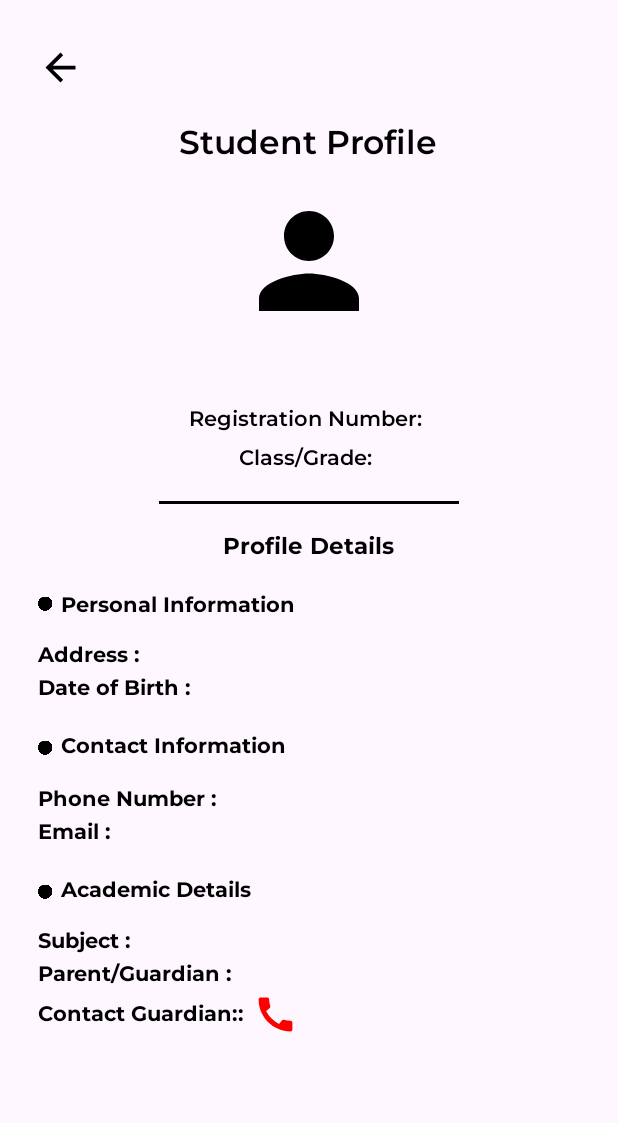
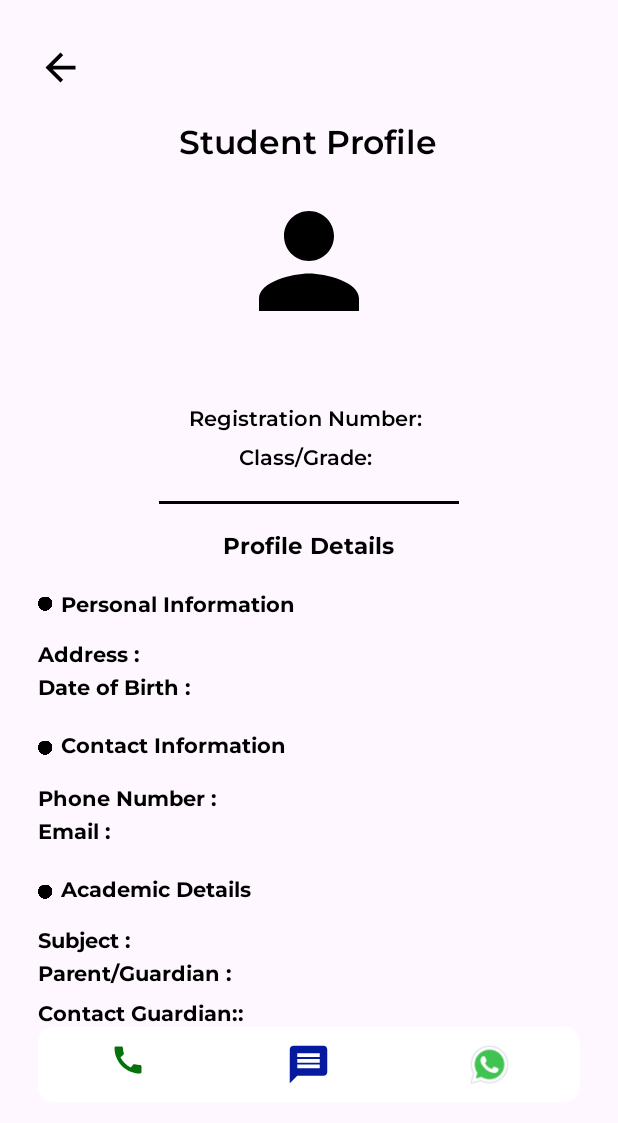
Before and after one commit to hafizhassanraza/CGS-Principal-2.0, an Android app: the ActivityStudentProfile screen opened directly, with no data from a screen before it, on a phone screen of 412 x 824 dp. Shown: the top 1123 px of the screen. Run offline under Robolectric (Android 15) with nearby library versions, the light colour scheme and no system bars; our stand-ins replace CircleImageView.

Commit message:
activity student report modified

```diff
--- a/app/src/main/res/drawable/baseline_call_24.xml
+++ b/app/src/main/res/drawable/baseline_call.xml
@@ -1,4 +1,4 @@
-<vector android:height="24dp" android:tint="#FF0000"
+<vector android:height="24dp" android:tint="#05720B"
     android:viewportHeight="24" android:viewportWidth="24"
     android:width="24dp" xmlns:android="http://schemas.android.com/apk/res/android">
     <path android:fillColor="@android:color/white" android:pathData="M20.01,15.38c-1.23,0 -2.42,-0.2 -3.53,-0.56 -0.35,-0.12 -0.74,-0.03 -1.01,0.24l-1.57,1.97c-2.83,-1.35 -5.48,-3.9 -6.89,-6.83l1.95,-1.66c0.27,-0.28 0.35,-0.67 0.24,-1.02 -0.37,-1.11 -0.56,-2.3 -0.56,-3.53 0,-0.54 -0.45,-0.99 -0.99,-0.99H4.19C3.65,3 3,3.24 3,3.99 3,13.28 10.73,21 20.01,21c0.71,0 0.99,-0.63 0.99,-1.18v-3.45c0,-0.54 -0.45,-0.99 -0.99,-0.99z"/>
--- /dev/null
+++ b/app/src/main/res/drawable/baseline_draw.xml
@@ -0,0 +1,5 @@
+<vector android:height="24dp" android:tint="#000000"
+    android:viewportHeight="24" android:viewportWidth="24"
+    android:width="24dp" xmlns:android="http://schemas.android.com/apk/res/android">
+    <path android:fillColor="@android:color/white" android:pathData="M18.85,10.39l1.06,-1.06c0.78,-0.78 0.78,-2.05 0,-2.83L18.5,5.09c-0.78,-0.78 -2.05,-0.78 -2.83,0l-1.06,1.06L18.85,10.39zM13.19,7.56L4,16.76V21h4.24l9.19,-9.19L13.19,7.56zM19,17.5c0,2.19 -2.54,3.5 -5,3.5c-0.55,0 -1,-0.45 -1,-1s0.45,-1 1,-1c1.54,0 3,-0.73 3,-1.5c0,-0.47 -0.48,-0.87 -1.23,-1.2l1.48,-1.48C18.32,15.45 19,16.29 19,17.5zM4.58,13.35C3.61,12.79 3,12.06 3,11c0,-1.8 1.89,-2.63 3.56,-3.36C7.59,7.18 9,6.56 9,6c0,-0.41 -0.78,-1 -2,-1C5.74,5 5.2,5.61 5.17,5.64C4.82,6.05 4.19,6.1 3.77,5.76C3.36,5.42 3.28,4.81 3.62,4.38C3.73,4.24 4.76,3 7,3c2.24,0 4,1.32 4,3c0,1.87 -1.93,2.72 -3.64,3.47C6.42,9.88 5,10.5 5,11c0,0.31 0.43,0.6 1.07,0.86L4.58,13.35z"/>
+</vector>
--- /dev/null
+++ b/app/src/main/res/drawable/baseline_message.xml
@@ -0,0 +1,5 @@
+<vector android:autoMirrored="true" android:height="24dp"
+    android:tint="#061A9F" android:viewportHeight="24"
+    android:viewportWidth="24" android:width="24dp" xmlns:android="http://schemas.android.com/apk/res/android">
+    <path android:fillColor="@android:color/white" android:pathData="M20,2L4,2c-1.1,0 -1.99,0.9 -1.99,2L2,22l4,-4h14c1.1,0 2,-0.9 2,-2L22,4c0,-1.1 -0.9,-2 -2,-2zM18,14L6,14v-2h12v2zM18,11L6,11L6,9h12v2zM18,8L6,8L6,6h12v2z"/>
+</vector>
--- a/app/src/main/res/layout/activity_student_profile.xml
+++ b/app/src/main/res/layout/activity_student_profile.xml
@@ -346,15 +346,40 @@
             android:fontFamily="@font/montserrat_bold"/>
 
 
-        <ImageView
-            android:id="@+id/btnCall"
-            android:layout_width="30dp"
-            android:layout_height="30dp"
-             android:layout_toEndOf="@+id/guardin"
-            android:layout_below="@id/EmergencyContact"
-            android:layout_marginLeft="6dp"
-            android:layout_marginTop="3dp"
-            android:src="@drawable/baseline_call_24" />
+        <androidx.cardview.widget.CardView
+            android:layout_width="match_parent"
+            android:layout_height="50dp"
+            app:cardCornerRadius="10dp"
+            app:cardElevation="0dp"
+            android:layout_below="@+id/guardin"
+            >
+            <LinearLayout
+                android:layout_width="match_parent"
+                android:layout_height="wrap_content"
+                android:orientation="horizontal"
+                android:layout_gravity="center_vertical"
+                >
+                <ImageView
+                    android:id="@+id/btnCall"
+                    android:layout_width="0dp"
+                    android:layout_weight="1"
+                    android:layout_height="wrap_content"
+                    android:src="@drawable/baseline_call" />
+                    <ImageView
+                    android:id="@+id/btnMessage"
+                    android:layout_width="0dp"
+                    android:layout_weight="1"
+                    android:layout_height="30dp"
+                    android:src="@drawable/baseline_message" />
+                    <ImageView
+                    android:id="@+id/btnWataApp"
+                    android:layout_width="0dp"
+                    android:layout_weight="1"
+                    android:layout_height="30dp"
+                    android:src="@drawable/icon_whatsapp" />
+            </LinearLayout>
+        </androidx.cardview.widget.CardView>
+
 
     </RelativeLayout>
 
--- a/app/src/main/res/layout/activity_student_reports.xml
+++ b/app/src/main/res/layout/activity_student_reports.xml
@@ -18,6 +18,7 @@
             android:padding="20dp">
 
             <TextView
+                android:id="@+id/mainText"
                 android:layout_width="wrap_content"
                 android:layout_height="wrap_content"
                 android:text="Student Report"
```
Also changed, not shown: app/src/main/java/com/enfotrix/cgs_principal/Adapters/AdapterStudentsList.kt (+13 -1 lines), app/src/main/java/com/enfotrix/cgs_principal/ui/ActivityStudentList.kt (+130 -130 lines), app/src/main/java/com/enfotrix/cgs_principal/ui/ActivityStudentProfile.kt (+14 -0 lines), app/src/main/java/com/enfotrix/cgs_principal/ui/ActivityStudentReports.kt (+51 -7 lines), app/src/main/res/layout/dialog_student_reports.xml (added, +115 -0 lines), app/src/main/res/drawable/icon_whatsapp.png (added), app/src/main/res/drawable/result_icon.png (added).
